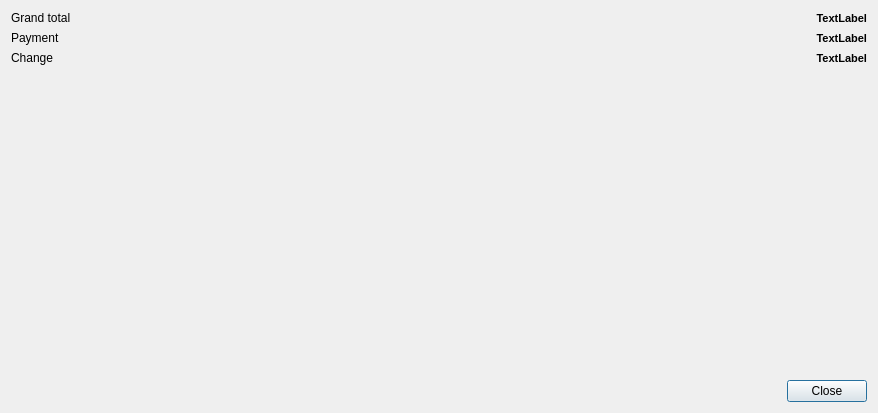
The window that app/views/templates/generated/PostOrder.ui (rondalefloyd/mts-pos) describes before a commit, drawn with Qt 5.
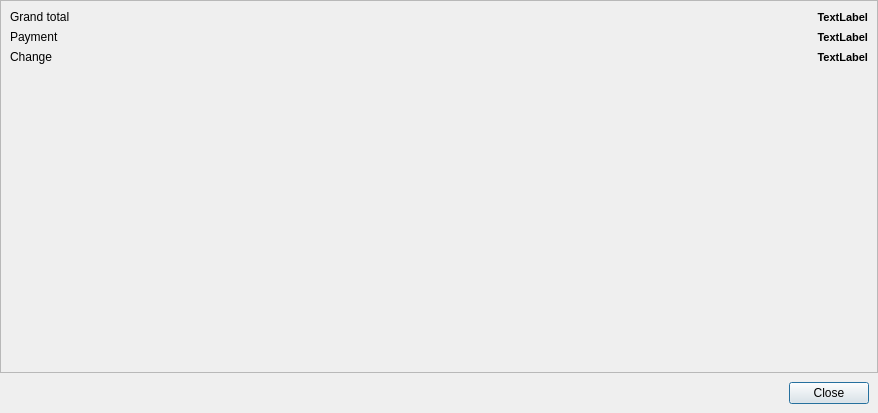
The same window after the commit.

Diff of the .ui file:
```diff
--- a/app/views/templates/generated/PostOrder.ui
+++ b/app/views/templates/generated/PostOrder.ui
@@ -17,6 +17,30 @@
    <bool>true</bool>
   </property>
   <layout class="QVBoxLayout" name="verticalLayout_2">
+   <property name="spacing">
+    <number>0</number>
+   </property>
+   <property name="leftMargin">
+    <number>0</number>
+   </property>
+   <property name="topMargin">
+    <number>0</number>
+   </property>
+   <property name="rightMargin">
+    <number>0</number>
+   </property>
+   <property name="bottomMargin">
+    <number>0</number>
+   </property>
+   <item>
+    <widget class="QFrame" name="frame">
+     <property name="frameShape">
+      <enum>QFrame::StyledPanel</enum>
+     </property>
+     <property name="frameShadow">
+      <enum>QFrame::Raised</enum>
+     </property>
+     <layout class="QVBoxLayout" name="verticalLayout">
    <item>
     <layout class="QFormLayout" name="formLayout">
      <item row="0" column="0">
@@ -101,13 +125,17 @@
      <property name="sizeHint" stdset="0">
       <size>
        <width>20</width>
-       <height>40</height>
+          <height>290</height>
       </size>
      </property>
     </spacer>
    </item>
+     </layout>
+    </widget>
+   </item>
    <item>
-    <layout class="QHBoxLayout" name="horizontalLayout">
+    <widget class="QWidget" name="widgetConfirmationButton" native="true">
+     <layout class="QHBoxLayout" name="horizontalLayout_2">
      <item>
       <spacer name="horizontalSpacer">
        <property name="orientation">
@@ -129,6 +157,7 @@
       </widget>
      </item>
     </layout>
+    </widget>
    </item>
   </layout>
  </widget>
```
Left out of the diff: 3 changed lines with no effect on the pictures. Lines whose indentation alone changed are shown as unchanged.
